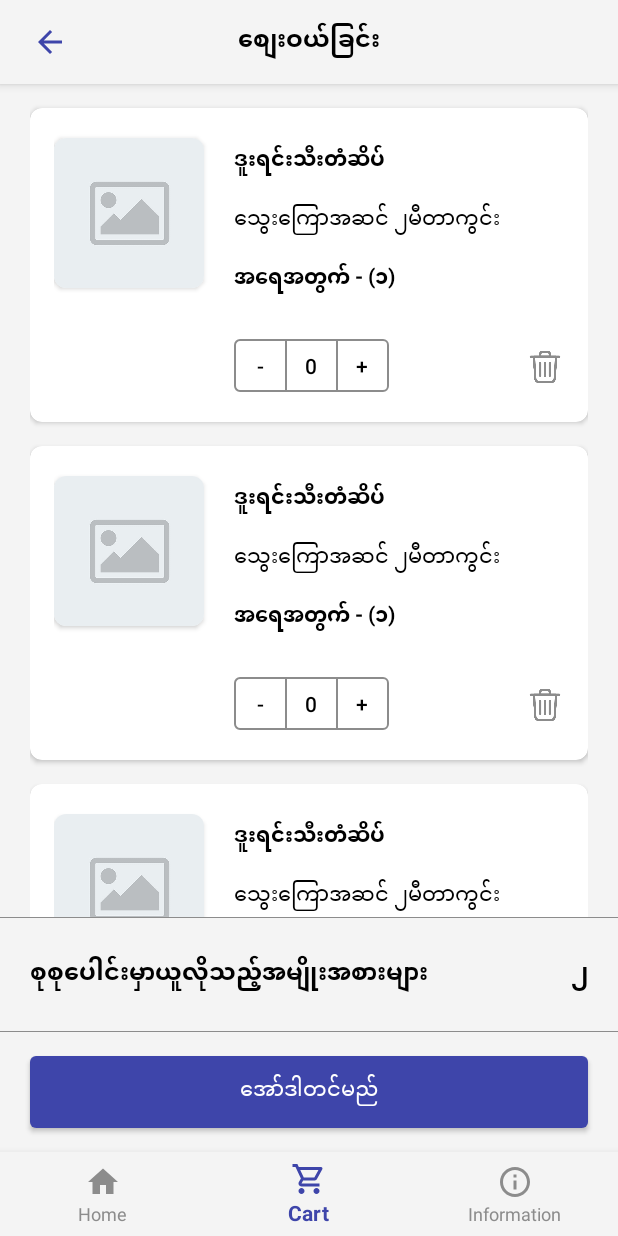
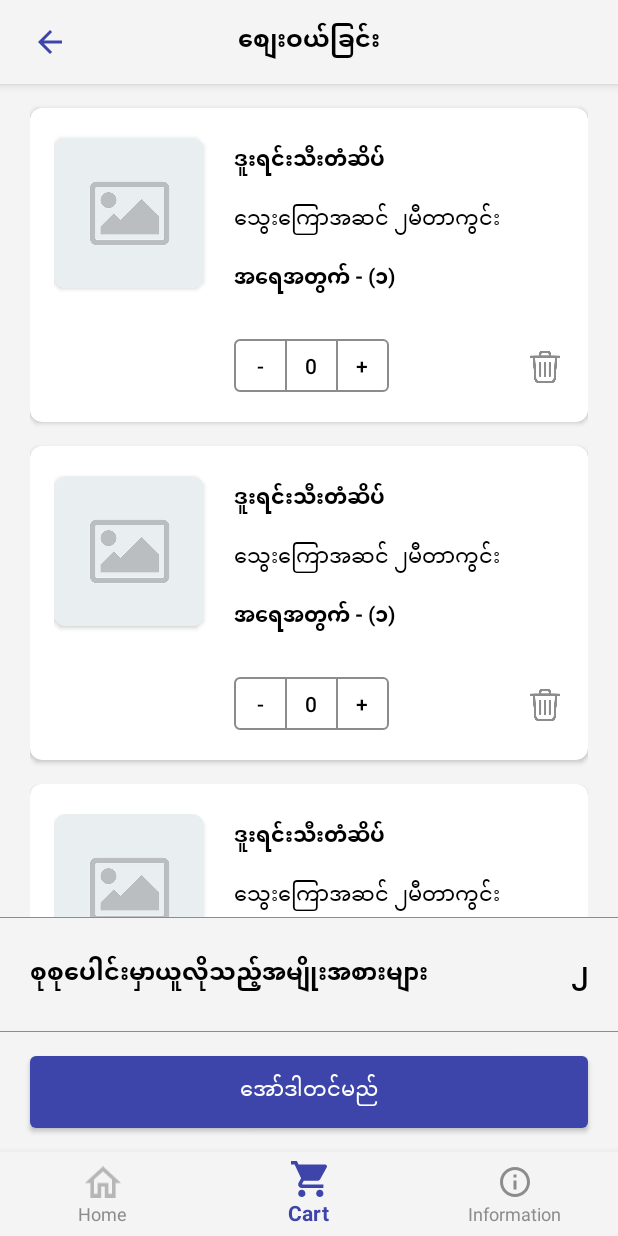
Before and after one commit to SuMyat17/Aristo, an Android app: the screen it shows after launch (MainActivity), item 2 of the bottom bar chosen, on a phone screen of 412 x 824 dp. Run offline under Robolectric (Android 15) with nearby library versions, the phone set to English and light mode, and no system bars; our stand-ins replace Firebase (no records; nobody signed in at launch, a user with empty details on screens opened directly), navigation-ui; libraries missing offline, so code that uses them is left out: com.microsoft.appcenter; 2 statements that could not run were skipped.

Commit message:
Change Bottom Navigation bar selected icon

```diff
--- a/app/src/main/java/com/aristo/Notification/MyFirebaseMessagingService.kt
+++ b/app/src/main/java/com/aristo/Notification/MyFirebaseMessagingService.kt
@@ -13,6 +13,7 @@ import android.os.Build
 import androidx.annotation.RequiresApi
 import androidx.core.app.NotificationCompat
 import com.aristo.R
+import com.aristo.view.MainActivity
 import com.google.firebase.messaging.FirebaseMessagingService
 import com.google.firebase.messaging.RemoteMessage
 import kotlin.random.Random
@@ -41,7 +42,7 @@ class MyFirebaseMessagingService : FirebaseMessagingService() {
     override fun onMessageReceived(message: RemoteMessage) {
         super.onMessageReceived(message)
 
-        //val intent = Intent(this, MainActivity::class.java)
+        val intent = Intent(this, MainActivity::class.java)
         val notificationManager = getSystemService(Context.NOTIFICATION_SERVICE) as NotificationManager
         val notificationID = Random.nextInt()
 
@@ -49,15 +50,15 @@ class MyFirebaseMessagingService : FirebaseMessagingService() {
             createNotificationChannel(notificationManager)
         }
 
-        //intent.addFlags(Intent.FLAG_ACTIVITY_CLEAR_TOP)
-        // val pendingIntent = PendingIntent.getActivity(this, 0, intent,
-        //    FLAG_ONE_SHOT or PendingIntent.FLAG_IMMUTABLE)
+        intent.addFlags(Intent.FLAG_ACTIVITY_CLEAR_TOP)
+         val pendingIntent = PendingIntent.getActivity(this, 0, intent,
+            FLAG_ONE_SHOT or PendingIntent.FLAG_IMMUTABLE)
         val notification = NotificationCompat.Builder(this, CHANNEL_ID)
             .setContentTitle(message.data["title"])
             .setContentText(message.data["message"])
             .setSmallIcon(R.drawable.logo)
             .setAutoCancel(true)
-            // .setContentIntent(pendingIntent)
+            .setContentIntent(pendingIntent)
             .build()
 
         notificationManager.notify(notificationID, notification)
--- a/app/src/main/res/drawable/ic_cart.xml
+++ b/app/src/main/res/drawable/ic_cart.xml
@@ -1,4 +1,4 @@
-<vector android:height="24dp" android:tint="@color/color_accent"
+<vector android:height="24dp" android:tint="#969696"
     android:viewportHeight="24" android:viewportWidth="24"
     android:width="24dp" xmlns:android="http://schemas.android.com/apk/res/android">
     <path android:fillColor="@android:color/white" android:pathData="M15.55,13c0.75,0 1.41,-0.41 1.75,-1.03l3.58,-6.49c0.37,-0.66 -0.11,-1.48 -0.87,-1.48L5.21,4l-0.94,-2L1,2v2h2l3.6,7.59 -1.35,2.44C4.52,15.37 5.48,17 7,17h12v-2L7,15l1.1,-2h7.45zM6.16,6h12.15l-2.76,5L8.53,11L6.16,6zM7,18c-1.1,0 -1.99,0.9 -1.99,2S5.9,22 7,22s2,-0.9 2,-2 -0.9,-2 -2,-2zM17,18c-1.1,0 -1.99,0.9 -1.99,2s0.89,2 1.99,2 2,-0.9 2,-2 -0.9,-2 -2,-2z"/>
--- /dev/null
+++ b/app/src/main/res/drawable/ic_cart_selected.xml
@@ -0,0 +1,9 @@
+<vector xmlns:android="http://schemas.android.com/apk/res/android"
+    android:width="20dp"
+    android:height="20dp"
+    android:viewportWidth="20"
+    android:viewportHeight="20">
+  <path
+      android:pathData="M16,16C14.89,16 14,16.89 14,18C14,18.53 14.211,19.039 14.586,19.414C14.961,19.789 15.47,20 16,20C16.53,20 17.039,19.789 17.414,19.414C17.789,19.039 18,18.53 18,18C18,17.47 17.789,16.961 17.414,16.586C17.039,16.211 16.53,16 16,16ZM0,0V2H2L5.6,9.59L4.24,12.04C4.09,12.32 4,12.65 4,13C4,13.53 4.211,14.039 4.586,14.414C4.961,14.789 5.47,15 6,15H18V13H6.42C6.354,13 6.29,12.974 6.243,12.927C6.196,12.88 6.17,12.816 6.17,12.75C6.17,12.7 6.18,12.66 6.2,12.63L7.1,11H14.55C15.3,11 15.96,10.58 16.3,9.97L19.88,3.5C19.95,3.34 20,3.17 20,3C20,2.735 19.895,2.48 19.707,2.293C19.52,2.105 19.265,2 19,2H4.21L3.27,0M6,16C4.89,16 4,16.89 4,18C4,18.53 4.211,19.039 4.586,19.414C4.961,19.789 5.47,20 6,20C6.53,20 7.039,19.789 7.414,19.414C7.789,19.039 8,18.53 8,18C8,17.47 7.789,16.961 7.414,16.586C7.039,16.211 6.53,16 6,16Z"
+      android:fillColor="#3E45AA"/>
+</vector>
--- a/app/src/main/res/drawable/ic_home.xml
+++ b/app/src/main/res/drawable/ic_home.xml
@@ -1,5 +1,11 @@
-<vector android:height="24dp" android:tint="#ABACAD"
-    android:viewportHeight="24" android:viewportWidth="24"
-    android:width="24dp" xmlns:android="http://schemas.android.com/apk/res/android">
-    <path android:fillColor="@android:color/white" android:pathData="M10,20v-6h4v6h5v-8h3L12,3 2,12h3v8z"/>
+<vector xmlns:android="http://schemas.android.com/apk/res/android"
+    android:width="20dp"
+    android:height="17dp"
+    android:viewportWidth="20"
+    android:viewportHeight="17">
+  <path
+      android:pathData="M10,2.69L15,7.19V15H13V9H7V15H5V7.19L10,2.69ZM10,0L0,9H3V17H9V11H11V17H17V9H20L10,0Z"
+      android:strokeAlpha="0.6"
+      android:fillColor="#969696"
+      android:fillAlpha="0.6"/>
 </vector>
--- /dev/null
+++ b/app/src/main/res/drawable/ic_home_selected.xml
@@ -0,0 +1,5 @@
+<vector android:height="24dp" android:tint="@color/color_accent"
+    android:viewportHeight="24" android:viewportWidth="24"
+    android:width="24dp" xmlns:android="http://schemas.android.com/apk/res/android">
+    <path android:fillColor="@android:color/white" android:pathData="M10,20v-6h4v6h5v-8h3L12,3 2,12h3v8z"/>
+</vector>
--- /dev/null
+++ b/app/src/main/res/drawable/ic_information_selected.xml
@@ -0,0 +1,9 @@
+<vector xmlns:android="http://schemas.android.com/apk/res/android"
+    android:width="20dp"
+    android:height="20dp"
+    android:viewportWidth="20"
+    android:viewportHeight="20">
+  <path
+      android:pathData="M11,7H9V5H11M11,15H9V9H11M10,0C8.687,0 7.386,0.259 6.173,0.761C4.96,1.264 3.858,2 2.929,2.929C1.054,4.804 0,7.348 0,10C0,12.652 1.054,15.196 2.929,17.071C3.858,18 4.96,18.736 6.173,19.239C7.386,19.741 8.687,20 10,20C12.652,20 15.196,18.946 17.071,17.071C18.946,15.196 20,12.652 20,10C20,8.687 19.741,7.386 19.239,6.173C18.736,4.96 18,3.858 17.071,2.929C16.142,2 15.04,1.264 13.827,0.761C12.614,0.259 11.313,0 10,0Z"
+      android:fillColor="#3E45AA"/>
+</vector>
--- /dev/null
+++ b/app/src/main/res/drawable/select_bottom_nav_cart.xml
@@ -0,0 +1,5 @@
+<?xml version="1.0" encoding="utf-8"?>
+<selector xmlns:android="http://schemas.android.com/apk/res/android">
+    <item android:drawable="@drawable/ic_cart_selected" android:state_checked="true" />
+    <item android:drawable="@drawable/ic_cart" />
+</selector>
--- /dev/null
+++ b/app/src/main/res/drawable/select_bottom_nav_home.xml
@@ -0,0 +1,5 @@
+<?xml version="1.0" encoding="utf-8"?>
+<selector xmlns:android="http://schemas.android.com/apk/res/android">
+    <item android:drawable="@drawable/ic_home_selected" android:state_checked="true" />
+    <item android:drawable="@drawable/ic_home" />
+</selector>
--- /dev/null
+++ b/app/src/main/res/drawable/select_bottom_nav_info.xml
@@ -0,0 +1,5 @@
+<?xml version="1.0" encoding="utf-8"?>
+<selector xmlns:android="http://schemas.android.com/apk/res/android">
+    <item android:drawable="@drawable/ic_information_selected" android:state_checked="true" />
+    <item android:drawable="@drawable/ic_information" />
+</selector>
--- a/app/src/main/res/menu/bottom_navigation_menu.xml
+++ b/app/src/main/res/menu/bottom_navigation_menu.xml
@@ -2,7 +2,7 @@
 <menu xmlns:android="http://schemas.android.com/apk/res/android">
 
     <item android:id="@+id/action_home"
-        android:icon="@drawable/ic_home"
+        android:icon="@drawable/select_bottom_nav_home"
         android:title="@string/lbl_home"/>
 
 <!--    <item android:id="@+id/action_notification"-->
@@ -10,11 +10,11 @@
 <!--        android:title="@string/lbl_notification"/>-->
 
     <item android:id="@+id/action_cart"
-        android:icon="@drawable/ic_cart"
+        android:icon="@drawable/select_bottom_nav_cart"
         android:title="@string/lbl_cart"/>
 
     <item android:id="@+id/action_information"
-        android:icon="@drawable/ic_information"
+        android:icon="@drawable/select_bottom_nav_info"
         android:title="@string/lbl_information"/>
 
 </menu>
```
